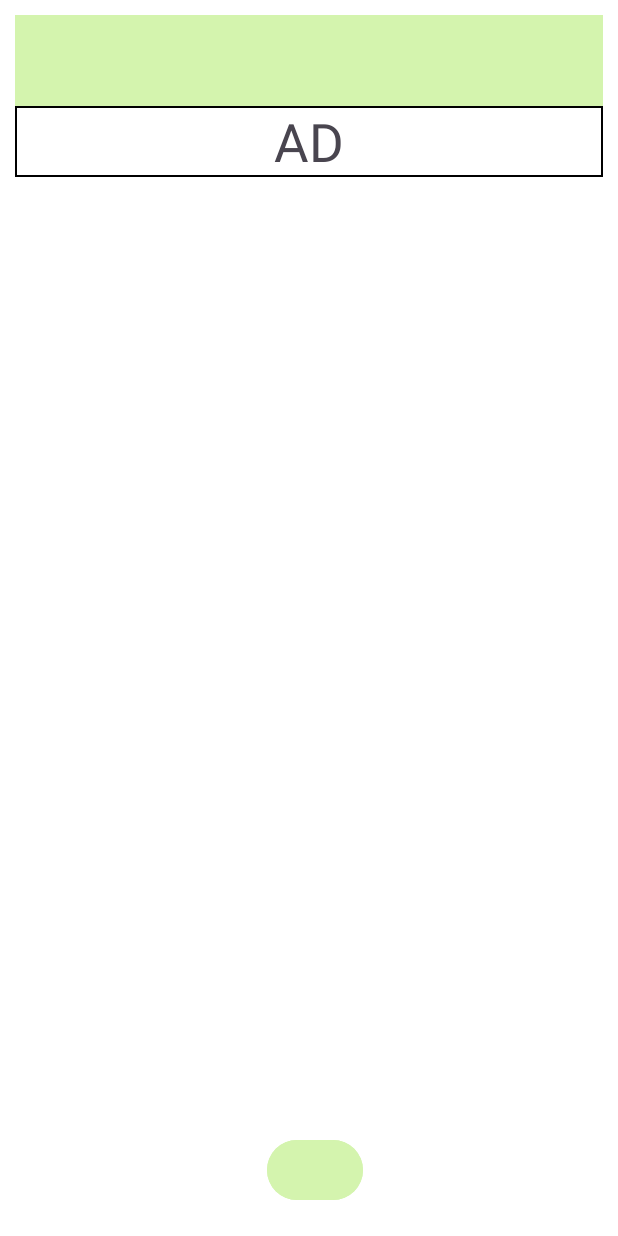
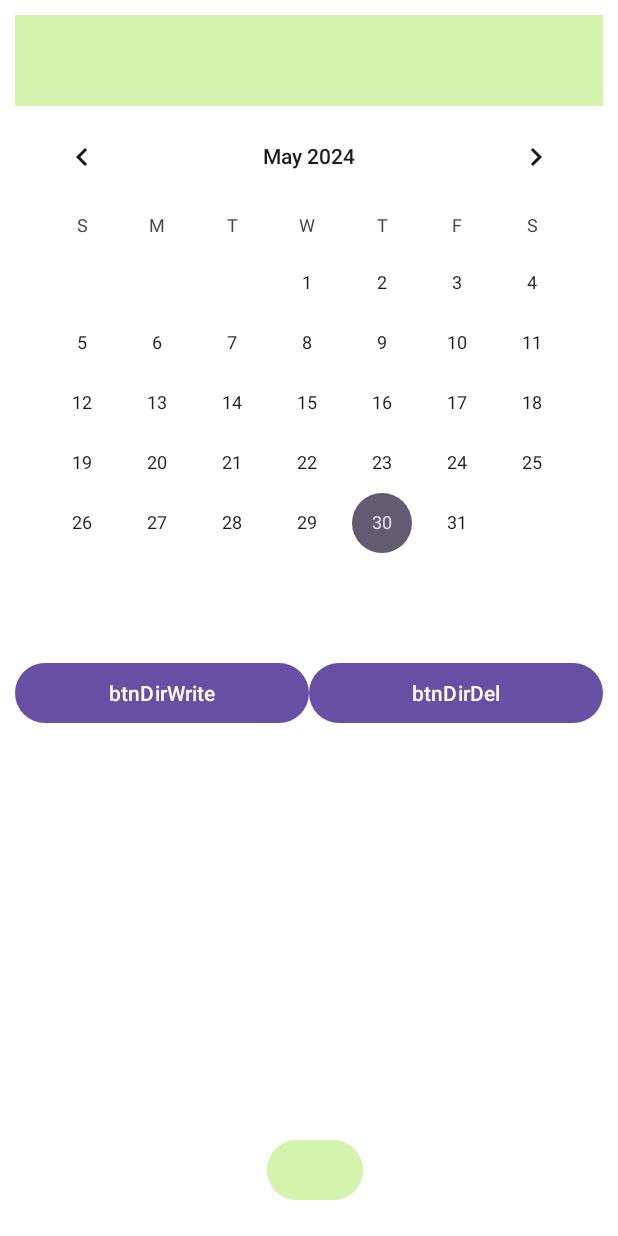
Before and after one commit to UC-ICT/Capstone, an Android app: the layout activity_diary.xml on its own in the app's theme, with its tools: preview values and no code run, on a phone screen of 412 x 824 dp. Run offline under Robolectric (Android 15) with nearby library versions, the phone set to English and light mode, and no system bars.

Commit message:
Update activity_diary.xml
최종

```diff
--- a/2024 Capstone/Easy_Plant(Dev)/SW/app/src/main/res/layout/activity_diary.xml
+++ b/2024 Capstone/Easy_Plant(Dev)/SW/app/src/main/res/layout/activity_diary.xml
@@ -15,47 +15,78 @@
         android:layout_width="match_parent"
         android:layout_height="wrap_content"
         android:background="#D4F4AE"
-        android:padding="10dp"
-        android:gravity="center">
+        android:gravity="center"
+        android:padding="10dp">
 
         <TextView
             android:id="@+id/title"
             android:layout_width="wrap_content"
             android:layout_height="wrap_content"
-            android:textStyle="bold"
-            android:textSize="30sp" />
+            android:textSize="30sp"
+            android:textStyle="bold" />
     </LinearLayout>
 
     <!--Article-->
     <LinearLayout
         android:layout_width="match_parent"
         android:layout_height="0dp"
-        android:layout_weight="1">
+        android:layout_weight="1"
+        android:orientation="vertical">
+
+        <CalendarView
+            android:id="@+id/calendarView"
+            android:layout_width="match_parent"
+            android:layout_height="wrap_content" />
+
         <TextView
+            android:id="@+id/diaryTextView"
             android:layout_width="match_parent"
             android:layout_height="wrap_content"
-            android:text="AD"
-            android:textSize="35sp"
-            android:textAlignment="center"
-            android:background="@drawable/border_style"/>
+            android:baselineAligned="false"
+            android:gravity="center"
+            android:textAppearance="@style/TextAppearance.AppCompat.Large" />
+
+        <LinearLayout
+            android:layout_width="match_parent"
+            android:layout_height="match_parent"
+            android:orientation="horizontal">
+
+            <Button
+                android:id="@+id/btnDirWrite"
+                android:layout_width="match_parent"
+                android:layout_height="wrap_content"
+
+                android:layout_weight="1"
+                android:text="btnDirWrite" />
+
+            <Button
+                android:id="@+id/btnDirDel"
+                android:layout_width="match_parent"
+                android:layout_height="wrap_content"
+                android:layout_weight="1"
+                android:text="btnDirDel" />
+        </LinearLayout>
+
     </LinearLayout>
 
     <!--Button-->
     <LinearLayout
         android:layout_width="match_parent"
         android:layout_height="wrap_content"
-        android:gravity="center">
+        android:gravity="center"
+        android:orientation="vertical">
 
         <!--        조명 설정-->
+
         <Button
             android:id="@+id/btnLight"
+            style="?android:attr/buttonBarButtonStyle"
             android:layout_width="wrap_content"
             android:layout_height="wrap_content"
+            android:layout_marginStart="15dp"
+            android:backgroundTint="@color/white"
             android:textColor="@color/black"
-            android:visibility="invisible"
-            android:backgroundTint="@color/white"
-            android:layout_marginStart="15dp"
-            style="?android:attr/buttonBarButtonStyle"/>
+            android:visibility="invisible" />
 
     </LinearLayout>
 
@@ -65,46 +96,49 @@
         android:gravity="center_horizontal"
         android:padding="10sp">
         <!--        식물 설정-->
+
         <Button
             android:id="@+id/btnPlant"
+            style="?android:attr/buttonBarButtonStyle"
             android:layout_width="wrap_content"
             android:layout_height="wrap_content"
             android:backgroundTint="@color/white"
             android:textColor="@color/black"
-            android:visibility="invisible"
-            style="?android:attr/buttonBarButtonStyle" />
+            android:visibility="invisible" />
 
         <!--        홈-->
+
         <Button
             android:id="@+id/btnHome"
+            style="?android:attr/buttonBarButtonStyle"
             android:layout_width="wrap_content"
             android:layout_height="wrap_content"
+            android:backgroundTint="#D4F4AE"
+            android:textColor="@color/black"
             android:textSize="20sp"
             android:textStyle="bold"
-            android:textColor="@color/black"
-            android:backgroundTint="#D4F4AE"
-            android:visibility="gone"
-            style="?android:attr/buttonBarButtonStyle" />
+            android:visibility="gone" />
 
         <!--        메뉴-->
+
         <Button
             android:id="@+id/btnMenu"
+            style="?android:attr/buttonBarButtonStyle"
             android:layout_width="wrap_content"
             android:layout_height="wrap_content"
             android:backgroundTint="#D4F4AE"
             android:textSize="20sp"
-            android:visibility="visible"
-            style="?android:attr/buttonBarButtonStyle"/>
+            android:visibility="visible" />
 
         <!--        일기장-->
         <Button
             android:id="@+id/btnDiary"
+            style="?android:attr/buttonBarButtonStyle"
             android:layout_width="wrap_content"
             android:layout_height="wrap_content"
             android:backgroundTint="@color/white"
             android:textColor="@color/black"
-            android:visibility="invisible"
-            style="?android:attr/buttonBarButtonStyle" />
+            android:visibility="invisible" />
     </LinearLayout>
 
 </LinearLayout>
```
